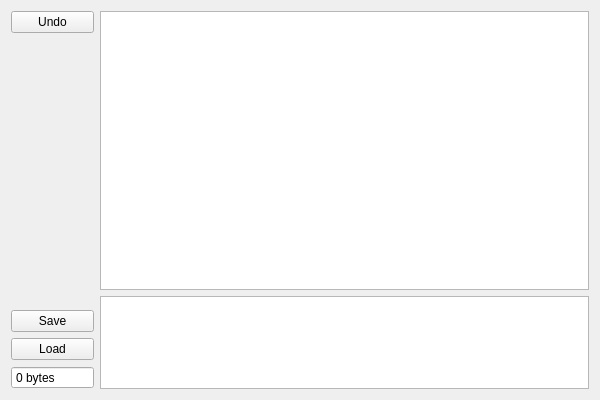
First picture: the form in tools/drawMapTest/mainwindow.ui, repository burp/hedgewars, before the edit.
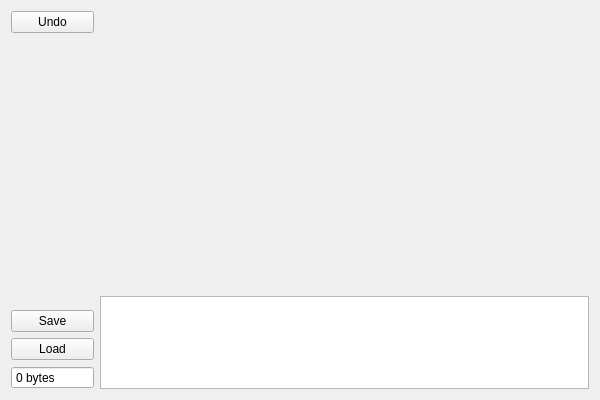
Second picture: the form after the edit. Custom widgets are drawn as their Qt base class.

Commit message: Add QAspectRatioLayout borrowed from http://wiki.forum.nokia.com/index.php/CS001309_-_Maintaining_square_form_for_a_widget_in_Qt to maintain width == height * 2 aspect ratio for map drawing widget

What changed in the file:
```diff
--- a/tools/drawMapTest/mainwindow.ui
+++ b/tools/drawMapTest/mainwindow.ui
@@ -15,9 +15,6 @@
   </property>
   <widget class="QWidget" name="centralWidget">
    <layout class="QGridLayout" name="gridLayout" rowstretch="3,1">
-    <item row="0" column="2">
-     <widget class="QGraphicsView" name="graphicsView"/>
-    </item>
     <item row="1" column="2">
      <widget class="QPlainTextEdit" name="plainTextEdit"/>
     </item>
@@ -75,10 +72,21 @@
       </item>
      </layout>
     </item>
+    <item row="0" column="2">
+     <widget class="DrawMapWidget" name="drawMapWidget" native="true"/>
+    </item>
    </layout>
   </widget>
  </widget>
  <layoutdefault spacing="6" margin="11"/>
+ <customwidgets>
+  <customwidget>
+   <class>DrawMapWidget</class>
+   <extends>QWidget</extends>
+   <header>drawmapwidget.h</header>
+   <container>1</container>
+  </customwidget>
+ </customwidgets>
  <resources/>
  <connections/>
 </ui>
```
The commit also changes 7 other files.
